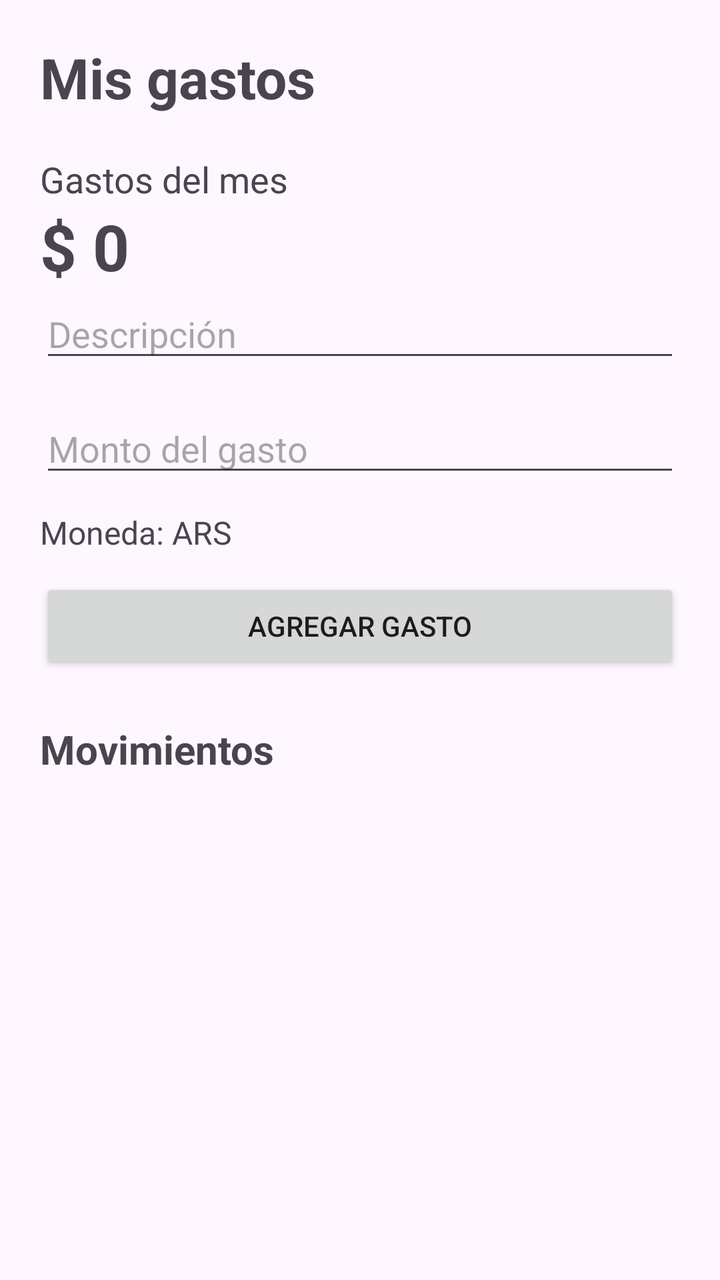
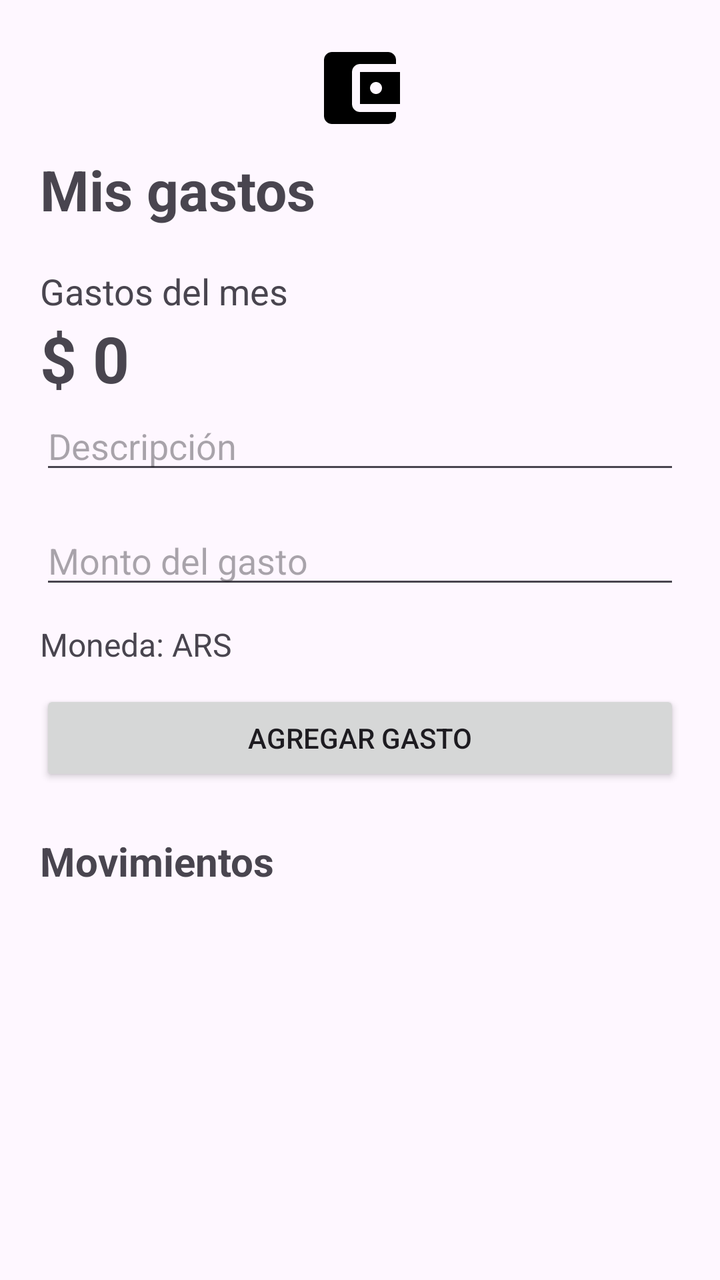

The first picture is an Android layout as it rendered before a commit; the second is the same layout after the commit. The layout source and the unified diff follow.
<!-- AndroidManifest.xml: application theme Theme.MisGastos -->
<!-- res/layout/activity_main.xml -->
<?xml version="1.0" encoding="utf-8"?>
<androidx.constraintlayout.widget.ConstraintLayout
    xmlns:android="http://schemas.android.com/apk/res/android"
    xmlns:app="http://schemas.android.com/apk/res-auto"
    android:id="@+id/main"
    android:layout_width="match_parent"
    android:layout_height="match_parent">

    <LinearLayout
        android:layout_width="match_parent"
        android:layout_height="match_parent"
        android:orientation="vertical"
        android:padding="20dp">

        
        <TextView
            android:layout_width="wrap_content"
            android:layout_height="wrap_content"
            android:text="Mis gastos"
            android:textSize="28sp"
            android:textStyle="bold" />

        
        <TextView
            android:layout_width="wrap_content"
            android:layout_height="wrap_content"
            android:layout_marginTop="20dp"
            android:text="Gastos del mes"
            android:textSize="18sp" />

        
        <TextView
            android:id="@+id/txtTotal"
            android:layout_width="wrap_content"
            android:layout_height="wrap_content"
            android:text="$ 0"
            android:textSize="32sp"
            android:textStyle="bold" />

        <EditText
            android:id="@+id/edDescription"
            android:layout_width="match_parent"
            android:layout_height="wrap_content"
            android:hint="Descripción"
            android:inputType="text" />

        
        <EditText
            android:id="@+id/edAmount"
            android:layout_width="match_parent"
            android:layout_height="wrap_content"
            android:layout_marginTop="16dp"
            android:hint="Monto del gasto"
            android:inputType="numberDecimal"
            android:autofillHints="none" />

        
        <LinearLayout
            android:layout_width="match_parent"
            android:layout_height="wrap_content"
            android:orientation="horizontal"
            android:layout_marginTop="12dp">

            <TextView
                android:layout_width="wrap_content"
                android:layout_height="wrap_content"
                android:text="Moneda: ARS"
                android:textSize="16sp" />

        </LinearLayout>

        
        <Button
            android:id="@+id/btnAdd"
            android:layout_width="match_parent"
            android:layout_height="wrap_content"
            android:layout_marginTop="12dp"
            android:text="Agregar gasto" />

        
        <TextView
            android:layout_width="wrap_content"
            android:layout_height="wrap_content"
            android:layout_marginTop="24dp"
            android:text="Movimientos"
            android:textSize="20sp"
            android:textStyle="bold" />

        
        <ScrollView
            android:layout_width="match_parent"
            android:layout_height="0dp"
            android:layout_weight="1"
            android:layout_marginTop="12dp">

            <LinearLayout
                android:id="@+id/layoutMovimientos"
                android:layout_width="match_parent"
                android:layout_height="wrap_content"
                android:orientation="vertical" />

        </ScrollView>

    </LinearLayout>

</androidx.constraintlayout.widget.ConstraintLayout>
<!-- resources referenced by this layout -->
<resources>
  <style name="Theme.MisGastos" parent="Base.Theme.MisGastos" />
  <style name="Base.Theme.MisGastos" parent="Theme.Material3.DayNight.NoActionBar">
          
          
      </style>
</resources>

<!-- the commit's change to res/layout/activity_main.xml (unified diff, before → after) -->
@@ -11,6 +11,13 @@
         android:layout_height="match_parent"
         android:orientation="vertical"
         android:padding="20dp">
+        <ImageView
+            android:layout_width="48dp"
+            android:layout_height="48dp"
+            android:layout_gravity="center_horizontal"
+            android:layout_marginBottom="8dp"
+            android:src="@drawable/baseline_account_balance_wallet_24"
+            android:contentDescription="Icono de gastos" />
 
         
         <TextView
<!-- resource entries referenced after the edit -->
@@ -1,5 +1,11 @@
 <!-- resources referenced by this layout -->
 <resources>
+  <!-- drawable baseline_account_balance_wallet_24 (drawable) -->
+  <vector xmlns:android="http://schemas.android.com/apk/res/android" android:height="24dp" android:tint="#000000" android:viewportHeight="24" android:viewportWidth="24" android:width="24dp">
+        
+      <path android:fillColor="@android:color/white" android:pathData="M21,18v1c0,1.1 -0.9,2 -2,2L5,21c-1.11,0 -2,-0.9 -2,-2L3,5c0,-1.1 0.89,-2 2,-2h14c1.1,0 2,0.9 2,2v1h-9c-1.11,0 -2,0.9 -2,2v8c0,1.1 0.89,2 2,2h9zM12,16h10L22,8L12,8v8zM16,13.5c-0.83,0 -1.5,-0.67 -1.5,-1.5s0.67,-1.5 1.5,-1.5 1.5,0.67 1.5,1.5 -0.67,1.5 -1.5,1.5z"/>
+      
+  </vector>
   <style name="Theme.MisGastos" parent="Base.Theme.MisGastos" />
   <style name="Base.Theme.MisGastos" parent="Theme.Material3.DayNight.NoActionBar">
           
